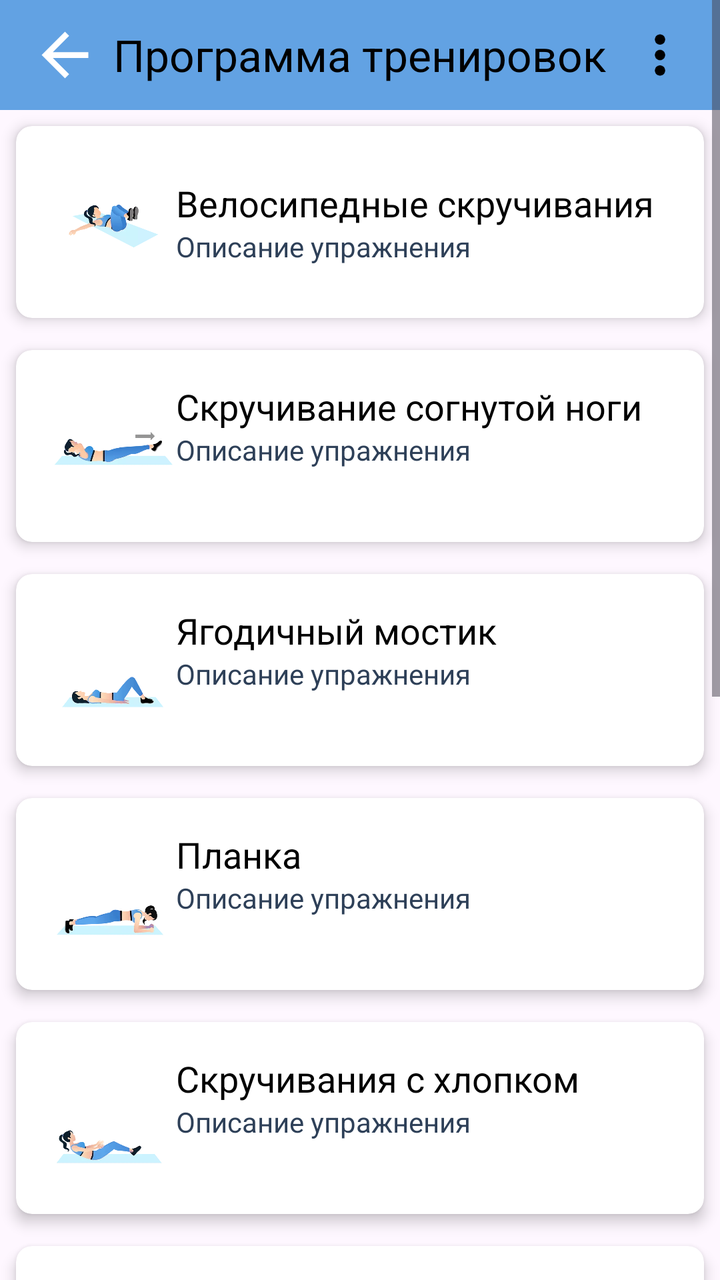
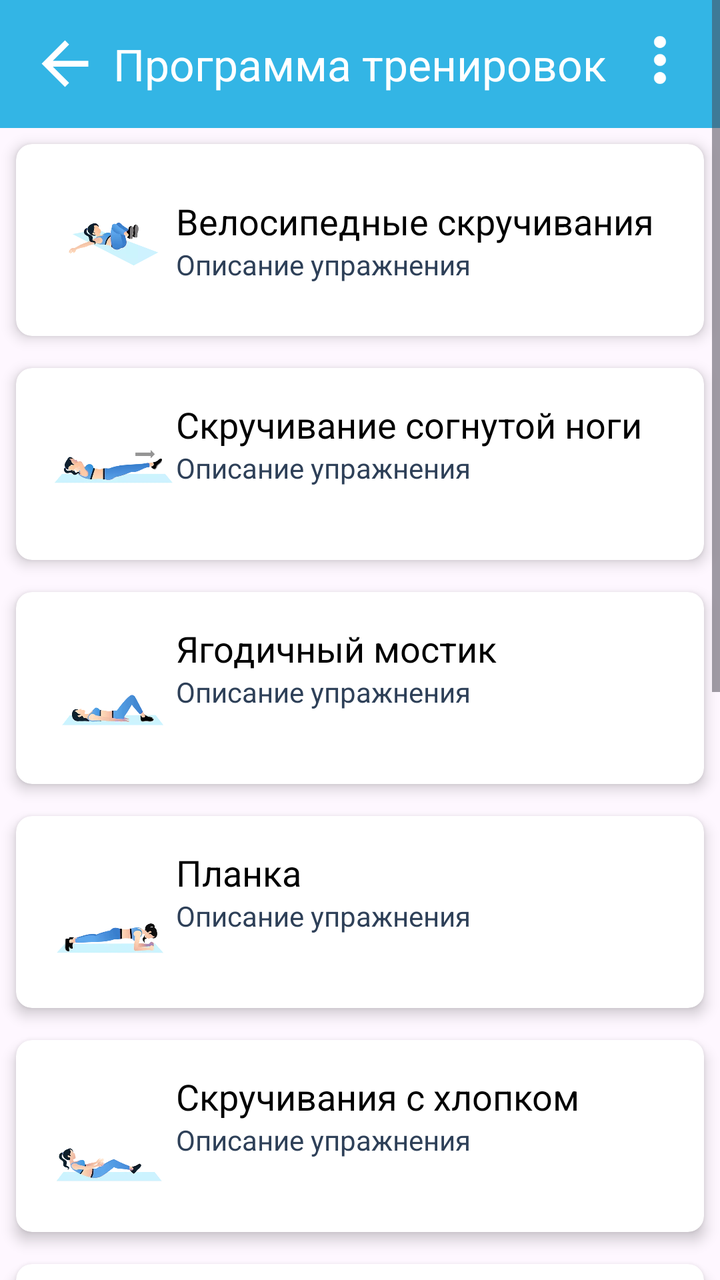

Screens rendered from an Android XML layout before and after an edit, with the pre-edit source and the edit as a unified diff.
<!-- AndroidManifest.xml: application theme Theme.FitnessApp -->
<!-- res/layout/activity_workout.xml -->
<ScrollView xmlns:android="http://schemas.android.com/apk/res/android"
    xmlns:app="http://schemas.android.com/apk/res-auto"
    android:id="@+id/scrollView"
    android:layout_width="match_parent"
    android:layout_height="match_parent">
    
    <LinearLayout
        android:id="@+id/workoutsContainer"
        android:layout_width="match_parent"
        android:layout_height="wrap_content"
        android:orientation="vertical">

        <RelativeLayout
            android:background="@color/menuColor"
            android:layout_width="match_parent"
            android:layout_height="55dp">
            <ImageView
                android:id="@+id/btnBackArrowWorkout"
                android:src="@drawable/ic_arrow_back"
                app:tint="@android:color/white"
                android:layout_width="35dp"
                android:layout_height="35dp"
                android:layout_centerVertical="true"
                android:layout_marginStart="15dp"
                android:contentDescription="Назад"/>
            <TextView
                android:id="@+id/textViewDayOfExercise"
                android:text="Программа тренировок"
                android:textColor="@color/black"
                android:textSize="22sp"
                android:layout_centerInParent="true"
                android:textAlignment="center"
                android:layout_width="wrap_content"
                android:layout_height="wrap_content"/>

            <ImageView
                android:id="@+id/btnMenu"
                android:src="@drawable/ic_move_vert"
                android:layout_width="60dp"
                android:layout_height="60dp"
                android:layout_alignParentEnd="true"
                android:padding="12dp"/>
        </RelativeLayout>

        
        <androidx.cardview.widget.CardView
            android:layout_width="match_parent"
            android:layout_height="wrap_content"
            android:layout_margin="8dp"
            app:cardCornerRadius="8dp"
            app:cardElevation="4dp"
            android:clickable="true"
            android:focusable="true"
            android:id="@+id/cardViewRunning">
            
            <LinearLayout
                android:id="@+id/arrowRunning"
                android:layout_width="match_parent"
                android:layout_height="wrap_content"
                android:orientation="horizontal"
                android:padding="16dp"
                android:gravity="center_vertical">
                
                <ImageView
                    android:id="@+id/fitnessIcon1"
                    android:layout_width="64dp"
                    android:layout_height="64dp"
                    android:src="@drawable/bent_leg_twist_animation"
                    android:contentDescription="Fitness Icon"
                    android:scaleType="centerCrop"/>
                
                <LinearLayout
                    android:layout_width="0dp"
                    android:layout_height="wrap_content"
                    android:layout_weight="1"
                    android:orientation="vertical">
                    
                    <TextView
                        android:id="@+id/fitnessTitle1"
                        android:layout_width="wrap_content"
                        android:layout_height="wrap_content"
                        android:text="Велосипедные скручивания"
                        android:textSize="18sp"
                        android:textColor="@color/black"/>
                    
                    <TextView
                        android:id="@+id/fitnessDescription1"
                        android:layout_width="wrap_content"
                        android:layout_height="wrap_content"
                        android:text="Описание упражнения"
                        android:textSize="14sp"
                        android:textColor="@color/blue_grey"
                        android:maxLines="2"
                        android:ellipsize="end"/>
                </LinearLayout>
                
            </LinearLayout>
        </androidx.cardview.widget.CardView>

        
        <androidx.cardview.widget.CardView
            android:layout_width="match_parent"
            android:layout_height="wrap_content"
            android:layout_margin="8dp"
            app:cardCornerRadius="8dp"
            app:cardElevation="4dp"
            android:clickable="true"
            android:focusable="true"
            android:id="@+id/cardViewPushUps">
            
            <LinearLayout
                android:id="@+id/arrowPushUps"
                android:layout_width="match_parent"
                android:layout_height="wrap_content"
                android:orientation="horizontal"
                android:padding="16dp"
                android:layout_gravity="center_vertical">
                
                <ImageView
                    android:id="@+id/fitnessIcon2"
                    android:layout_width="64dp"
                    android:layout_height="64dp"
                    android:src="@drawable/bicycle_crunches_animation"
                    android:contentDescription="Fitness Icon"
                    android:scaleType="centerCrop"/>

                <LinearLayout
                    android:layout_width="0dp"
                    android:layout_height="wrap_content"
                    android:layout_weight="1"
                    android:orientation="vertical">
                    
                    <TextView
                        android:id="@+id/fitnessTitle2"
                        android:layout_width="wrap_content"
                        android:layout_height="wrap_content"
                        android:text="Скручивание согнутой ноги"
                        android:textSize="18sp"
                        android:textColor="@color/black"/>
                    
                    <TextView
                        android:id="@+id/fitnessDescription2"
                        android:layout_width="wrap_content"
                        android:layout_height="wrap_content"
                        android:text="Описание упражнения"
                        android:textSize="14sp"
                        android:textColor="@color/blue_grey"
                        android:maxLines="2"
                        android:ellipsize="end"/>
                </LinearLayout>
                
            </LinearLayout>
        </androidx.cardview.widget.CardView>


        
        <androidx.cardview.widget.CardView
            android:layout_width="match_parent"
            android:layout_height="wrap_content"
            android:layout_margin="8dp"
            app:cardCornerRadius="8dp"
            app:cardElevation="4dp"
            android:clickable="true"
            android:focusable="true"
            android:id="@+id/cardViewSquats">

            <LinearLayout
                android:id="@+id/arrowSquats"
                android:layout_width="match_parent"
                android:layout_height="wrap_content"
                android:orientation="horizontal"
                android:padding="16dp"
                android:layout_gravity="center_vertical">

                <ImageView
                    android:id="@+id/fitnessIcon3"
                    android:layout_width="64dp"
                    android:layout_height="64dp"
                    android:src="@drawable/butt_bridge_animation"
                    android:contentDescription="Fitness Icon"
                    android:scaleType="centerCrop"/>

                <LinearLayout
                    android:layout_width="0dp"
                    android:layout_height="wrap_content"
                    android:layout_weight="1"
                    android:orientation="vertical">

                    <TextView
                        android:id="@+id/fitnessTitle3"
                        android:layout_width="wrap_content"
                        android:layout_height="wrap_content"
                        android:text="Ягодичный мостик"
                        android:textSize="18sp"
                        android:textColor="@color/black"/>

                    <TextView
                        android:id="@+id/fitnessDescription3"
                        android:layout_width="wrap_content"
                        android:layout_height="wrap_content"
                        android:text="Описание упражнения"
                        android:textSize="14sp"
                        android:textColor="@color/blue_grey"
                        android:maxLines="2"
                        android:ellipsize="end"/>
                </LinearLayout>
                
            </LinearLayout>
        </androidx.cardview.widget.CardView>

        
        <androidx.cardview.widget.CardView
            android:layout_width="match_parent"
            android:layout_height="wrap_content"
            android:layout_margin="8dp"
            app:cardCornerRadius="8dp"
            app:cardElevation="4dp"
            android:clickable="true"
            android:focusable="true"
            android:id="@+id/cardViewPlank">

            <LinearLayout
                android:id="@+id/arrowPlank"
                android:layout_width="match_parent"
                android:layout_height="wrap_content"
                android:orientation="horizontal"
                android:padding="16dp"
                android:layout_gravity="center_vertical">

                <ImageView
                    android:id="@+id/fitnessIcon4"
                    android:layout_width="64dp"
                    android:layout_height="64dp"
                    android:src="@drawable/plunk_animation"
                    android:contentDescription="Fitness Icon"
                    android:scaleType="centerCrop"/>

                <LinearLayout
                    android:layout_width="0dp"
                    android:layout_height="wrap_content"
                    android:layout_weight="1"
                    android:orientation="vertical">

                    <TextView
                        android:id="@+id/fitnessTitle4"
                        android:layout_width="wrap_content"
                        android:layout_height="wrap_content"
                        android:text="Планка"
                        android:textSize="18sp"
                        android:textColor="@color/black"/>

                    <TextView
                        android:id="@+id/fitnessDescription4"
                        android:layout_width="wrap_content"
                        android:layout_height="wrap_content"
                        android:text="Описание упражнения"
                        android:textSize="14sp"
                        android:textColor="@color/blue_grey"
                        android:maxLines="2"
                        android:ellipsize="end"/>
                </LinearLayout>
                
            </LinearLayout>
        </androidx.cardview.widget.CardView>


        
        <androidx.cardview.widget.CardView
            android:layout_width="match_parent"
            android:layout_height="wrap_content"
            android:layout_margin="8dp"
            app:cardCornerRadius="8dp"
            app:cardElevation="4dp"
            android:clickable="true"
            android:focusable="true"
            android:id="@+id/cardViewJumpingJacks">

            <LinearLayout
                android:id="@+id/arrowJumpingJacks"
                android:layout_width="match_parent"
                android:layout_height="wrap_content"
                android:orientation="horizontal"
                android:padding="16dp"
                android:layout_gravity="center_vertical">

                <ImageView
                    android:id="@+id/fitnessIcon5"
                    android:layout_width="64dp"
                    android:layout_height="64dp"
                    android:src="@drawable/clapping_crunches_animation"
                    android:contentDescription="Fitness Icon"
                    android:scaleType="centerCrop"/>

                <LinearLayout
                    android:layout_width="0dp"
                    android:layout_height="wrap_content"
                    android:layout_weight="1"
                    android:orientation="vertical">

                    <TextView
                        android:id="@+id/fitnessTitle5"
                        android:layout_width="wrap_content"
                        android:layout_height="wrap_content"
                        android:text="Скручивания с хлопком"
                        android:textSize="18sp"
                        android:textColor="@color/black"/>

                    <TextView
                        android:id="@+id/fitnessDescription5"
                        android:layout_width="wrap_content"
                        android:layout_height="wrap_content"
                        android:text="Описание упражнения"
                        android:textSize="14sp"
                        android:textColor="@color/blue_grey"
                        android:maxLines="2"
                        android:ellipsize="end"/>
                </LinearLayout>
                
            </LinearLayout>
        </androidx.cardview.widget.CardView>

        
        <androidx.cardview.widget.CardView
            android:layout_width="match_parent"
            android:layout_height="wrap_content"
            android:layout_margin="8dp"
            app:cardCornerRadius="8dp"
            app:cardElevation="4dp"
            android:clickable="true"
            android:focusable="true"
            android:id="@+id/cardViewLunges">

            <LinearLayout
                android:id="@+id/arrowLunges"
                android:layout_width="match_parent"
                android:layout_height="wrap_content"
                android:orientation="horizontal"
                android:padding="16dp"
                android:layout_gravity="center_vertical">

                <ImageView
                    android:id="@+id/fitnessIcon6"
                    android:layout_width="64dp"
                    android:layout_height="64dp"
                    android:src="@drawable/cross_arm_crunches_animation"
                    android:contentDescription="Fitness Icon"
                    android:scaleType="centerCrop"/>

                <LinearLayout
                    android:layout_width="0dp"
                    android:layout_height="wrap_content"
                    android:layout_weight="1"
                    android:orientation="vertical">

                    <TextView
                        android:id="@+id/fitnessTitle6"
                        android:layout_width="wrap_content"
                        android:layout_height="wrap_content"
                        android:text="Скручивания со скрещенными руками"
                        android:textSize="18sp"
                        android:textColor="@color/black"/>

                    <TextView
                        android:id="@+id/fitnessDescription6"
                        android:layout_width="wrap_content"
                        android:layout_height="wrap_content"
                        android:text="Описание упражнения"
                        android:textSize="14sp"
                        android:textColor="@color/blue_grey"
                        android:maxLines="2"
                        android:ellipsize="end"/>
                </LinearLayout>
                
            </LinearLayout>
        </androidx.cardview.widget.CardView>

        
        <androidx.cardview.widget.CardView
            android:layout_width="match_parent"
            android:layout_height="wrap_content"
            android:layout_margin="8dp"
            app:cardCornerRadius="8dp"
            app:cardElevation="4dp"
            android:clickable="true"
            android:focusable="true"
            android:id="@+id/cardViewCrunches">

            <LinearLayout
                android:id="@+id/arrowCrunches"
                android:layout_width="match_parent"
                android:layout_height="wrap_content"
                android:orientation="horizontal"
                android:padding="16dp"
                android:layout_gravity="center_vertical">

                <ImageView
                    android:id="@+id/fitnessIcon7"
                    android:layout_width="64dp"
                    android:layout_height="64dp"
                    android:src="@drawable/dead_bug_animation"
                    android:contentDescription="Fitness Icon"
                    android:scaleType="centerCrop"/>

                <LinearLayout
                    android:layout_width="0dp"
                    android:layout_height="wrap_content"
                    android:layout_weight="1"
                    android:orientation="vertical">

                    <TextView
                        android:id="@+id/fitnessTitle7"
                        android:layout_width="wrap_content"
                        android:layout_height="wrap_content"
                        android:text="Упражнение мертвый жук"
                        android:textSize="18sp"
                        android:textColor="@color/black"/>

                    <TextView
                        android:id="@+id/fitnessDescription7"
                        android:layout_width="wrap_content"
                        android:layout_height="wrap_content"
                        android:text="Описание упражнения"
                        android:textSize="14sp"
                        android:textColor="@color/blue_grey"
                        android:maxLines="2"
                        android:ellipsize="end"/>
                </LinearLayout>
                
            </LinearLayout>
        </androidx.cardview.widget.CardView>


        
        <androidx.cardview.widget.CardView
            android:layout_width="match_parent"
            android:layout_height="wrap_content"
            android:layout_margin="8dp"
            app:cardCornerRadius="8dp"
            app:cardElevation="4dp"
            android:clickable="true"
            android:focusable="true"
            android:id="@+id/cardViewCurls">

            <LinearLayout
                android:id="@+id/arrowBicepCurls"
                android:layout_width="match_parent"
                android:layout_height="wrap_content"
                android:orientation="horizontal"
                android:padding="16dp"
                android:layout_gravity="center_vertical">

                <ImageView
                    android:id="@+id/fitnessIcon8"
                    android:layout_width="64dp"
                    android:layout_height="64dp"
                    android:src="@drawable/mountain_climbers_animation"
                    android:contentDescription="Fitness Icon"
                    android:scaleType="centerCrop"/>

                <LinearLayout
                    android:layout_width="0dp"
                    android:layout_height="wrap_content"
                    android:layout_weight="1"
                    android:orientation="vertical">

                    <TextView
                        android:id="@+id/fitnessTitle8"
                        android:layout_width="wrap_content"
                        android:layout_height="wrap_content"
                        android:text="Бег в упоре лежа"
                        android:textSize="18sp"
                        android:textColor="@color/black"/>

                    <TextView
                        android:id="@+id/fitnessDescription8"
                        android:layout_width="wrap_content"
                        android:layout_height="wrap_content"
                        android:text="Описание упражнения"
                        android:textSize="14sp"
                        android:textColor="@color/blue_grey"
                        android:maxLines="2"
                        android:ellipsize="end"/>
                </LinearLayout>
                
            </LinearLayout>
        </androidx.cardview.widget.CardView>

        
        <androidx.cardview.widget.CardView
            android:layout_width="match_parent"
            android:layout_height="wrap_content"
            android:layout_margin="8dp"
            app:cardCornerRadius="8dp"
            app:cardElevation="4dp"
            android:clickable="true"
            android:focusable="true"
            android:id="@+id/cardViewTricepDips">

            <LinearLayout
                android:id="@+id/arrowTricepDips"
                android:layout_width="match_parent"
                android:layout_height="wrap_content"
                android:orientation="horizontal"
                android:padding="16dp"
                android:layout_gravity="center_vertical">

                <ImageView
                    android:id="@+id/fitnessIcon9"
                    android:layout_width="64dp"
                    android:layout_height="64dp"
                    android:src="@drawable/neo_butt_bridge_b"
                    android:contentDescription="Fitness Icon"
                    android:scaleType="centerCrop"/>

                <LinearLayout
                    android:layout_width="0dp"
                    android:layout_height="wrap_content"
                    android:layout_weight="1"
                    android:orientation="vertical">

                    <TextView
                        android:id="@+id/fitnessTitle9"
                        android:layout_width="wrap_content"
                        android:layout_height="wrap_content"
                        android:text="Упражнение для пресса"
                        android:textSize="18sp"
                        android:textColor="@color/black"/>

                    <TextView
                        android:id="@+id/fitnessDescription9"
                        android:layout_width="wrap_content"
                        android:layout_height="wrap_content"
                        android:text="Описание упражнения"
                        android:textSize="14sp"
                        android:textColor="@color/blue_grey"
                        android:maxLines="2"
                        android:ellipsize="end"/>
                </LinearLayout>
                
            </LinearLayout>
        </androidx.cardview.widget.CardView>

        
        <androidx.cardview.widget.CardView
            android:layout_width="match_parent"
            android:layout_height="wrap_content"
            android:layout_margin="8dp"
            app:cardCornerRadius="8dp"
            app:cardElevation="4dp"
            android:clickable="true"
            android:focusable="true"
            android:id="@+id/cardViewLegRaises">

            <LinearLayout
                android:id="@+id/arrowLegRaises"
                android:layout_width="match_parent"
                android:layout_height="wrap_content"
                android:orientation="horizontal"
                android:padding="16dp"
                android:layout_gravity="center_vertical">

                <ImageView
                    android:id="@+id/fitnessIcon10"
                    android:layout_width="64dp"
                    android:layout_height="64dp"
                    android:src="@drawable/bent_leg_twist_animation"
                    android:contentDescription="Fitness Icon"
                    android:scaleType="centerCrop"/>

                <LinearLayout
                    android:layout_width="0dp"
                    android:layout_height="wrap_content"
                    android:layout_weight="1"
                    android:orientation="vertical">

                    <TextView
                        android:id="@+id/fitnessTitle10"
                        android:layout_width="wrap_content"
                        android:layout_height="wrap_content"
                        android:text="Скручивание согнутых ног"
                        android:textSize="18sp"
                        android:textColor="@color/black"/>

                    <TextView
                        android:id="@+id/fitnessDescription10"
                        android:layout_width="wrap_content"
                        android:layout_height="wrap_content"
                        android:text="Описание упражнения"
                        android:textSize="14sp"
                        android:textColor="@color/blue_grey"
                        android:maxLines="2"
                        android:ellipsize="end"/>
                </LinearLayout>
                
            </LinearLayout>
        </androidx.cardview.widget.CardView>
    </LinearLayout>
</ScrollView>
<!-- resources referenced by this layout -->
<resources>
  <color name="black">#FF000000</color>
  <color name="blue_grey">#2E4058</color>
  <color name="menuColor">#62A2E3</color>
  <!-- drawable bent_leg_twist_animation (drawable) -->
  <?xml version="1.0" encoding="utf-8"?>
  <animation-list xmlns:android="http://schemas.android.com/apk/res/android"
      android:oneshot="false">
      <item android:drawable="@drawable/neo_neo_bent_leg_twist_a" android:duration="200"/>
      <item android:drawable="@drawable/neo_neo_bent_leg_twist_b" android:duration="200"/>
      <item android:drawable="@drawable/neo_bent_leg_twist_c" android:duration="200"/>
      <item android:drawable="@drawable/neo_neo_bent_leg_twist_b" android:duration="200"/>
  </animation-list>
  <!-- drawable butt_bridge_animation (drawable) -->
  <?xml version="1.0" encoding="utf-8"?>
  <animation-list xmlns:android="http://schemas.android.com/apk/res/android"
      android:oneshot="false">
      <item android:drawable="@drawable/neo_butt_bridge_a" android:duration="200"/>
      <item android:drawable="@drawable/neo_butt_bridge_b" android:duration="200"/>
      <item android:drawable="@drawable/neo_butt_bridge_b" android:duration="200"/>
  </animation-list>
  <!-- drawable dead_bug_animation (drawable) -->
  <?xml version="1.0" encoding="utf-8"?>
  <animation-list xmlns:android="http://schemas.android.com/apk/res/android"
      android:oneshot="false">
      <item android:drawable="@drawable/neo_dead_bug_a" android:duration="200"/>
      <item android:drawable="@drawable/neo_dead_bug_b" android:duration="200"/>
      <item android:drawable="@drawable/neo_dead_bug_c" android:duration="200"/>
      <item android:drawable="@drawable/neo_dead_bug_b" android:duration="200"/>
  </animation-list>
  <!-- drawable ic_arrow_back (drawable) -->
  <vector xmlns:android="http://schemas.android.com/apk/res/android" android:autoMirrored="true" android:height="24dp" android:tint="#FF3A5C" android:viewportHeight="24" android:viewportWidth="24" android:width="24dp">
        
      <path android:fillColor="@android:color/white" android:pathData="M20,11H7.83l5.59,-5.59L12,4l-8,8 8,8 1.41,-1.41L7.83,13H20v-2z"/>
      
  </vector>
  <!-- drawable ic_move_vert (drawable) -->
  <?xml version="1.0" encoding="utf-8"?>
  <vector xmlns:android="http://schemas.android.com/apk/res/android"
      android:width="24dp"
      android:height="24dp"
      android:viewportWidth="24"
      android:viewportHeight="24">
      <path
          android:fillColor="@color/black"
          android:pathData="M12,8c1.1,0 2,-0.9 2,-2s-0.9,-2 -2,-2 -2,0.9 -2,2 0.9,2 2,2zM12,
          10c-1.1,0 -2,0.9 -2,2s0.9,2 2,2 2,-0.9 2,-2 -0.9,-2 -2,-2zM12,16c-1.1,0 -2,0.9 -2,
          2s0.9,2 2,2 2,-0.9 2,-2 -0.9,-2 -2,-2z"/>
  </vector>
  <!-- drawable plunk_animation (drawable) -->
  <?xml version="1.0" encoding="utf-8"?>
  <animation-list xmlns:android="http://schemas.android.com/apk/res/android"
      android:oneshot="false">
      <item android:drawable="@drawable/neo_plank_a" android:duration="200"/>
      <item android:drawable="@drawable/neo_plank_a" android:duration="200"/>
  </animation-list>
  <style name="Theme.FitnessApp" parent="Base.Theme.FitnessApp">
          <item name="android:windowAnimationStyle">@null</item>
          <item name="colorAccent">@color/colorAccent</item>
          <item name="colorControlActivated">@color/colorAccent</item>
      </style>
  <style name="Base.Theme.FitnessApp" parent="Theme.Material3.DayNight.NoActionBar">
          
          
      </style>
  <color name="colorAccent">#FF3A5C</color>
  <!-- unchanged entries left out for length: 25 -->
</resources>

<!-- the commit's change to res/layout/activity_workout.xml (unified diff, before → after) -->
@@ -11,9 +11,9 @@
         android:orientation="vertical">
 
         <RelativeLayout
-            android:background="@color/menuColor"
-            android:layout_width="match_parent"
-            android:layout_height="55dp">
+            android:background="@android:color/holo_blue_light"
+            android:layout_width="match_parent"
+            android:layout_height="?attr/actionBarSize">
             <ImageView
                 android:id="@+id/btnBackArrowWorkout"
                 android:src="@drawable/ic_arrow_back"
@@ -26,7 +26,7 @@
             <TextView
                 android:id="@+id/textViewDayOfExercise"
                 android:text="Программа тренировок"
-                android:textColor="@color/black"
+                android:textColor="@color/white"
                 android:textSize="22sp"
                 android:layout_centerInParent="true"
                 android:textAlignment="center"
@@ -39,7 +39,8 @@
                 android:layout_width="60dp"
                 android:layout_height="60dp"
                 android:layout_alignParentEnd="true"
-                android:padding="12dp"/>
+                android:padding="12dp"
+                app:tint="@color/white" />
         </RelativeLayout>
 
         
<!-- resource entries referenced after the edit -->
@@ -2,7 +2,7 @@
 <resources>
   <color name="black">#FF000000</color>
   <color name="blue_grey">#2E4058</color>
-  <color name="menuColor">#62A2E3</color>
+  <color name="white">#FFFFFFFF</color>
   <!-- drawable bent_leg_twist_animation (drawable) -->
   <?xml version="1.0" encoding="utf-8"?>
   <animation-list xmlns:android="http://schemas.android.com/apk/res/android"
